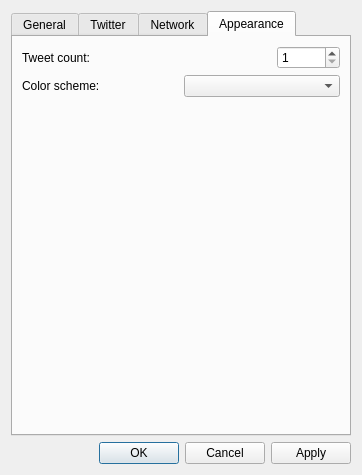
First picture: the form in qtwitter-app/ui/settings.ui, repository ayoy/qtwitter, before the edit.
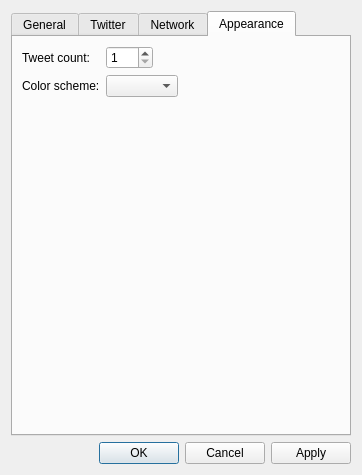
Second picture: the form after the edit. The open tabs and pages were chosen to show the change. Icons and pictures are not drawn.

Commit message: Added support for disabling tray icon notifications (patch by DarkAdmiral). Fixed a bug of not showing tweets when only a single account is configured.

```diff
--- a/qtwitter-app/ui/settings.ui
+++ b/qtwitter-app/ui/settings.ui
@@ -377,17 +377,18 @@
       <attribute name="title">
        <string>Appearance</string>
       </attribute>
-      <layout class="QVBoxLayout" name="verticalLayout_3">
-       <item>
-        <layout class="QHBoxLayout" name="horizontalLayout_2">
-         <item>
+      <layout class="QFormLayout" name="formLayout_2">
+       <property name="fieldGrowthPolicy">
+        <enum>QFormLayout::FieldsStayAtSizeHint</enum>
+       </property>
+       <item row="0" column="0">
           <widget class="QLabel" name="tweetCountLabel">
            <property name="text">
             <string>Tweet count:</string>
            </property>
           </widget>
          </item>
-         <item>
+       <item row="0" column="1">
           <widget class="QSpinBox" name="tweetCountBox">
            <property name="maximumSize">
             <size>
@@ -406,38 +407,19 @@
            </property>
           </widget>
          </item>
-        </layout>
-       </item>
-       <item>
-        <layout class="QHBoxLayout" name="horizontalLayout">
-         <item>
+       <item row="1" column="0">
           <widget class="QLabel" name="colorLabel">
            <property name="text">
             <string>Color scheme:</string>
            </property>
           </widget>
          </item>
-         <item>
+       <item row="1" column="1">
           <widget class="QComboBox" name="colorBox">
            <property name="currentIndex">
             <number>-1</number>
            </property>
           </widget>
-         </item>
-        </layout>
-       </item>
-       <item>
-        <spacer name="verticalSpacer_2">
-         <property name="orientation">
-          <enum>Qt::Vertical</enum>
-         </property>
-         <property name="sizeHint" stdset="0">
-          <size>
-           <width>20</width>
-           <height>156</height>
-          </size>
-         </property>
-        </spacer>
        </item>
       </layout>
      </widget>
```
Left out of the diff: 23 changed lines with no effect on the pictures. Lines whose indentation alone changed are shown as unchanged. The commit also changes 2 other files.
